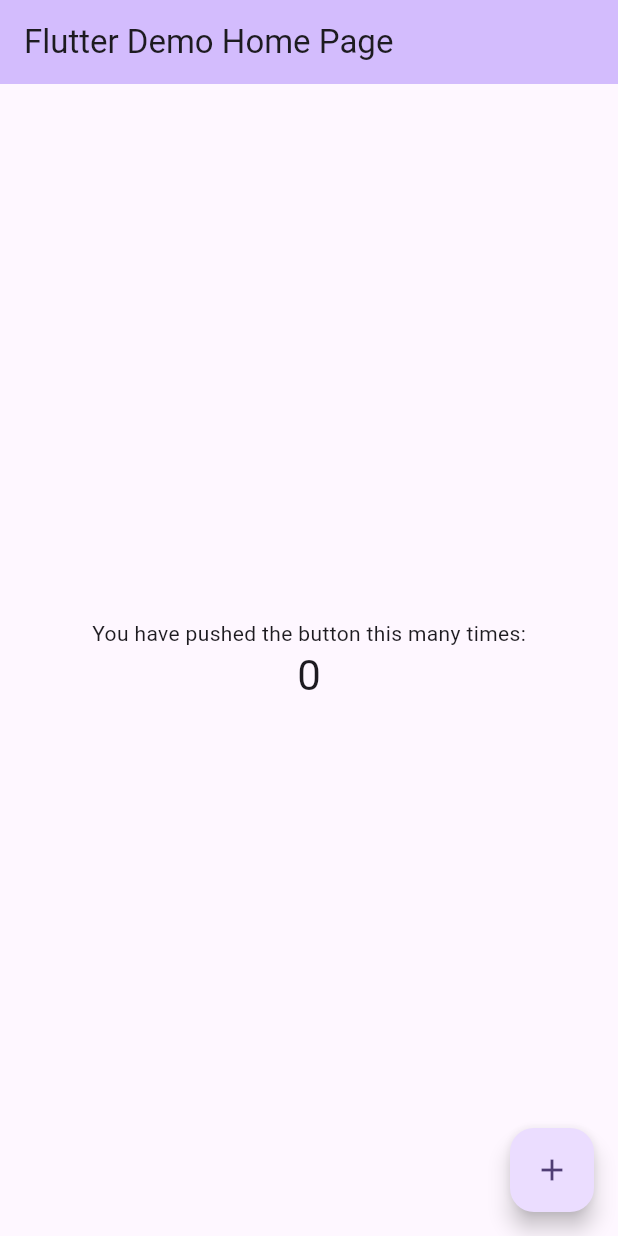
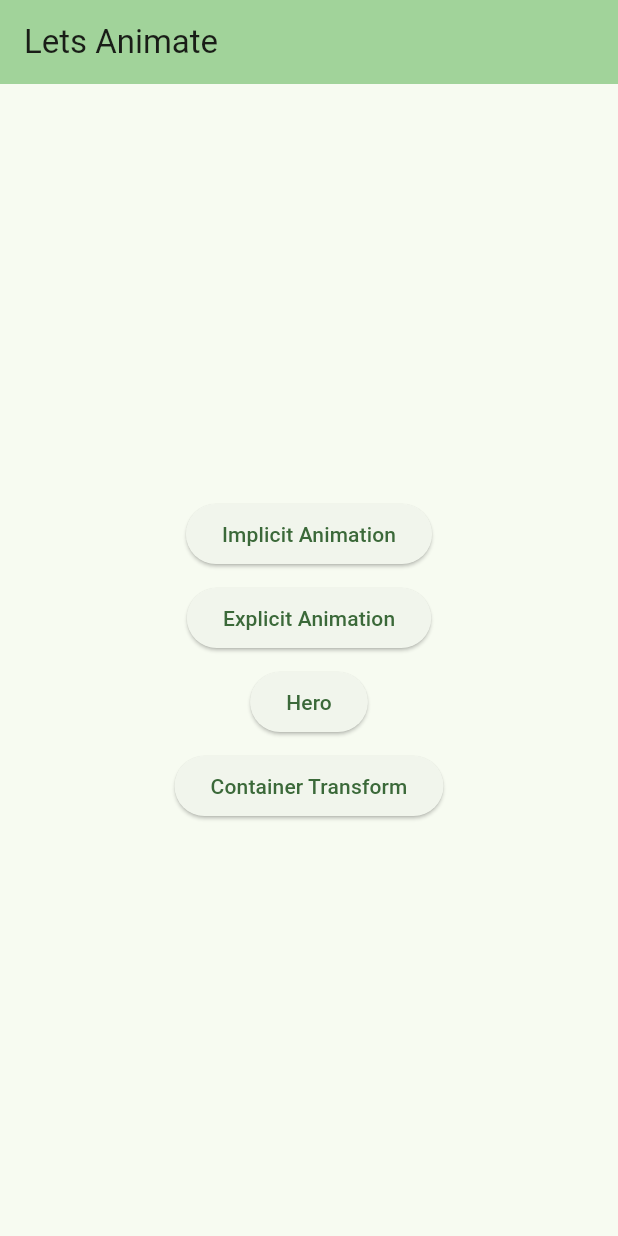
Before and after one commit to Danx0/letsAnimate, a Flutter app: the screen it shows after launch, on a phone screen of 412 x 824 dp. Run offline on Flutter 3.47's test engine with Material 3 defaults, Android fonts, the phone set to English and light mode, and no system bars; our stand-ins replace auto_route.

Commit message:
Add more animations

```diff
--- a/lets_animate/lib/main.dart
+++ b/lets_animate/lib/main.dart
@@ -1,125 +1,23 @@
 import 'package:flutter/material.dart';
+import 'package:lets_animate/router.dart';
 
 void main() {
-  runApp(const MyApp());
+  runApp(MyApp());
 }
 
 class MyApp extends StatelessWidget {
-  const MyApp({super.key});
+  MyApp({super.key});
+  final _appRouter = AppRouter();
 
-  // This widget is the root of your application.
   @override
   Widget build(BuildContext context) {
-    return MaterialApp(
+    return MaterialApp.router(
+      routerConfig: _appRouter.config(),
       title: 'Flutter Demo',
       theme: ThemeData(
-        // This is the theme of your application.
-        //
-        // TRY THIS: Try running your application with "flutter run". You'll see
-        // the application has a purple toolbar. Then, without quitting the app,
-        // try changing the seedColor in the colorScheme below to Colors.green
-        // and then invoke "hot reload" (save your changes or press the "hot
-        // reload" button in a Flutter-supported IDE, or press "r" if you used
-        // the command line to start the app).
-        //
-        // Notice that the counter didn't reset back to zero; the application
-        // state is not lost during the reload. To reset the state, use hot
-        // restart instead.
-        //
-        // This works for code too, not just values: Most code changes can be
-        // tested with just a hot reload.
-        colorScheme: ColorScheme.fromSeed(seedColor: Colors.deepPurple),
+        colorScheme: ColorScheme.fromSeed(seedColor: Colors.green),
         useMaterial3: true,
       ),
-      home: const MyHomePage(title: 'Flutter Demo Home Page'),
     );
   }
 }
-
-class MyHomePage extends StatefulWidget {
-  const MyHomePage({super.key, required this.title});
-
-  // This widget is the home page of your application. It is stateful, meaning
-  // that it has a State object (defined below) that contains fields that affect
-  // how it looks.
-
-  // This class is the configuration for the state. It holds the values (in this
-  // case the title) provided by the parent (in this case the App widget) and
-  // used by the build method of the State. Fields in a Widget subclass are
-  // always marked "final".
-
-  final String title;
-
-  @override
-  State<MyHomePage> createState() => _MyHomePageState();
-}
-
-class _MyHomePageState extends State<MyHomePage> {
-  int _counter = 0;
-
-  void _incrementCounter() {
-    setState(() {
-      // This call to setState tells the Flutter framework that something has
-      // changed in this State, which causes it to rerun the build method below
-      // so that the display can reflect the updated values. If we changed
-      // _counter without calling setState(), then the build method would not be
-      // called again, and so nothing would appear to happen.
-      _counter++;
-    });
-  }
-
-  @override
-  Widget build(BuildContext context) {
-    // This method is rerun every time setState is called, for instance as done
-    // by the _incrementCounter method above.
-    //
-    // The Flutter framework has been optimized to make rerunning build methods
-    // fast, so that you can just rebuild anything that needs updating rather
-    // than having to individually change instances of widgets.
-    return Scaffold(
-      appBar: AppBar(
-        // TRY THIS: Try changing the color here to a specific color (to
-        // Colors.amber, perhaps?) and trigger a hot reload to see the AppBar
-        // change color while the other colors stay the same.
-        backgroundColor: Theme.of(context).colorScheme.inversePrimary,
-        // Here we take the value from the MyHomePage object that was created by
-        // the App.build method, and use it to set our appbar title.
-        title: Text(widget.title),
-      ),
-      body: Center(
-        // Center is a layout widget. It takes a single child and positions it
-        // in the middle of the parent.
-        child: Column(
-          // Column is also a layout widget. It takes a list of children and
-          // arranges them vertically. By default, it sizes itself to fit its
-          // children horizontally, and tries to be as tall as its parent.
-          //
-          // Column has various properties to control how it sizes itself and
-          // how it positions its children. Here we use mainAxisAlignment to
-          // center the children vertically; the main axis here is the vertical
-          // axis because Columns are vertical (the cross axis would be
-          // horizontal).
-          //
-          // TRY THIS: Invoke "debug painting" (choose the "Toggle Debug Paint"
-          // action in the IDE, or press "p" in the console), to see the
-          // wireframe for each widget.
-          mainAxisAlignment: MainAxisAlignment.center,
-          children: <Widget>[
-            const Text(
-              'You have pushed the button this many times:',
-            ),
-            Text(
-              '$_counter',
-              style: Theme.of(context).textTheme.headlineMedium,
-            ),
-          ],
-        ),
-      ),
-      floatingActionButton: FloatingActionButton(
-        onPressed: _incrementCounter,
-        tooltip: 'Increment',
-        child: const Icon(Icons.add),
-      ), // This trailing comma makes auto-formatting nicer for build methods.
-    );
-  }
-}
--- /dev/null
+++ b/lets_animate/lib/pages/container_transform.dart
@@ -0,0 +1,53 @@
+import 'package:auto_route/auto_route.dart';
+import 'package:flutter/material.dart';
+import 'package:flutter/scheduler.dart' show timeDilation;
+
+@RoutePage()
+class ContainerTransformPage extends StatefulWidget {
+  const ContainerTransformPage({super.key});
+
+  @override
+  State<ContainerTransformPage> createState() => _ContainerTransformPageState();
+}
+
+class _ContainerTransformPageState extends State<ContainerTransformPage>
+    with SingleTickerProviderStateMixin {
+  late Animation<double> animation;
+  late Animation<double> curved;
+  late AnimationController controller;
+
+  @override
+  void initState() {
+    super.initState();
+    controller =
+        AnimationController(duration: const Duration(seconds: 2), vsync: this);
+    curved = CurvedAnimation(parent: controller, curve: Curves.bounceIn);
+    animation = Tween<double>(begin: 0, end: 300).animate(curved)
+      ..addListener(() {
+        setState(() {
+          // animations object value has changed so we need this
+        });
+      });
+    controller.forward();
+  }
+
+  @override
+  Widget build(BuildContext context) {
+    timeDilation = 1.0; // 1.0 means normal animation speed.
+
+    return Scaffold(
+      appBar: AppBar(
+        backgroundColor: Theme.of(context).colorScheme.inversePrimary,
+        title: const Text('Explicit Animation'),
+      ),
+      body: Center(
+        child: Container(
+          margin: const EdgeInsets.symmetric(vertical: 10),
+          height: animation.value,
+          width: animation.value,
+          child: const FlutterLogo(),
+        ),
+      ),
+    );
+  }
+}
--- /dev/null
+++ b/lets_animate/lib/pages/home.dart
@@ -0,0 +1,56 @@
+import 'package:auto_route/auto_route.dart';
+import 'package:flutter/material.dart';
+import 'package:lets_animate/router.gr.dart';
+
+@RoutePage()
+class HomePage extends StatefulWidget {
+  const HomePage({super.key});
+
+  @override
+  State<HomePage> createState() => _HomePageState();
+}
+
+class _HomePageState extends State<HomePage> {
+  @override
+  Widget build(BuildContext context) {
+    return Scaffold(
+      appBar: AppBar(
+        backgroundColor: Theme.of(context).colorScheme.inversePrimary,
+        title: const Text("Lets Animate"),
+      ),
+      body: Center(
+        child: Column(
+          mainAxisAlignment: MainAxisAlignment.center,
+          children: <Widget>[
+            ElevatedButton(
+              onPressed: () => context.router.push(const ImplicitRoute()),
+              child: const Text("Implicit Animation"),
+            ),
+            const SizedBox(
+              height: 8,
+            ),
+            ElevatedButton(
+              onPressed: () => context.router.push(const ExplicitRoute()),
+              child: const Text("Explicit Animation"),
+            ),
+            const SizedBox(
+              height: 8,
+            ),
+            ElevatedButton(
+              onPressed: () => context.router.push(const HeroRoute()),
+              child: const Text("Hero"),
+            ),
+            const SizedBox(
+              height: 8,
+            ),
+            ElevatedButton(
+              onPressed: () =>
+                  context.router.push(const ContainerTransformRoute()),
+              child: const Text("Container Transform"),
+            ),
+          ],
+        ),
+      ),
+    );
+  }
+}
--- /dev/null
+++ b/lets_animate/lib/router.dart
@@ -0,0 +1,14 @@
+import 'package:auto_route/auto_route.dart';
+import 'package:lets_animate/router.gr.dart';
+
+@AutoRouterConfig(replaceInRouteName: 'Screen|Page,Route')
+class AppRouter extends RootStackRouter {
+  @override
+  List<AutoRoute> get routes => [
+        AutoRoute(page: HomeRoute.page, initial: true),
+        AutoRoute(page: ImplicitRoute.page),
+        AutoRoute(page: ExplicitRoute.page),
+        AutoRoute(page: HeroRoute.page),
+        AutoRoute(page: ContainerTransformRoute.page),
+      ];
+}
```
Also changed, not shown: lets_animate/lib/pages/explicit.dart (added, +53 -0 lines), lets_animate/lib/pages/hero.dart (added, +83 -0 lines), lets_animate/lib/pages/implicit.dart (added, +105 -0 lines), lets_animate/pubspec.yaml (+9 -1 lines), lets_animate/images/flippers-alpha.png (added), lets_animate/lib/router.gr.dart (added), 2 other files.
